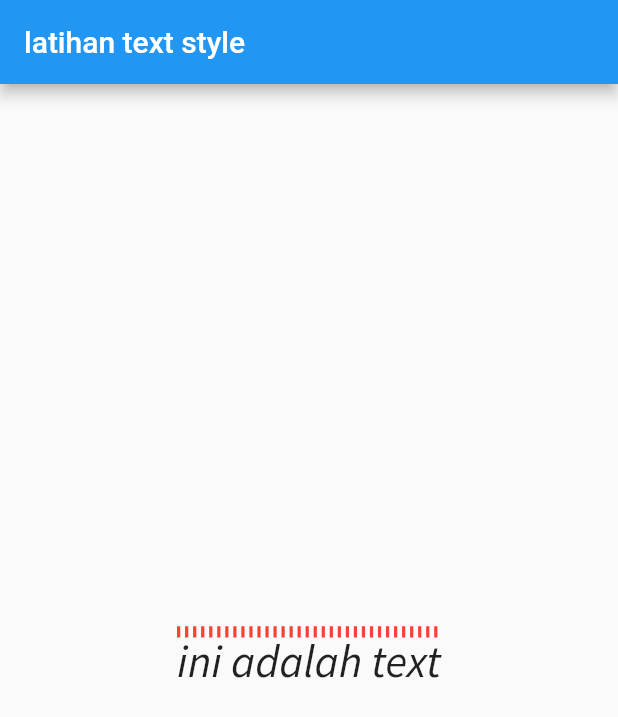
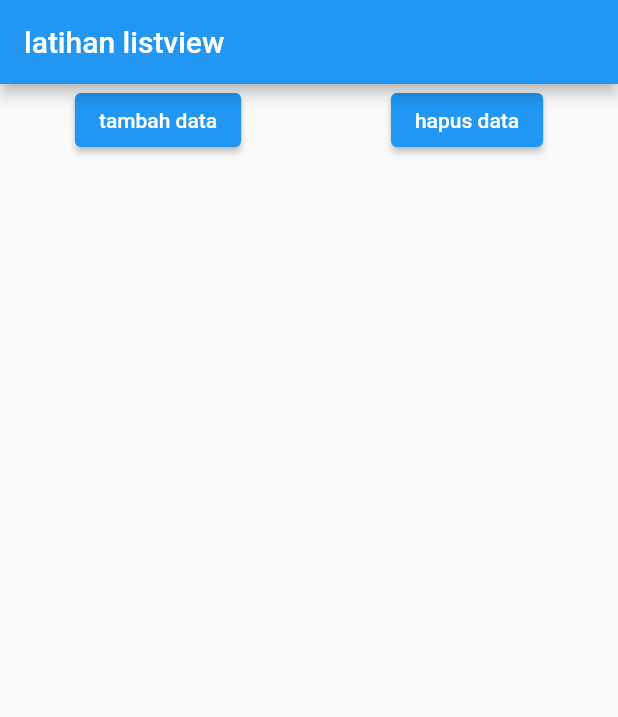
Before and after one commit to ikhsan15/my-flutter, a Flutter app: the screen it shows after launch, on a phone screen of 412 x 824 dp. Shown: the top 717 px of the screen. Run offline on Flutter 3.47's test engine with Material 2 defaults, Android fonts, the phone set to English and light mode, and no system bars.

Commit message:
listview

```diff
--- a/flutterku/lib/main.dart
+++ b/flutterku/lib/main.dart
@@ -1,33 +1,72 @@
+// ignore_for_file: prefer_const_literals_to_create_immutables
+
 import 'package:flutter/material.dart';
 
 void main() {
   runApp(const MyApp());
 }
 
-class MyApp extends StatelessWidget {
+class MyApp extends StatefulWidget {
   const MyApp({Key? key}) : super(key: key);
+
+  @override
+  _MyAppState createState() => _MyAppState();
+}
+
+class _MyAppState extends State<MyApp> {
+  // new widget
+  List<Widget> widgets = [];
+  int counter = 1;
+
+  // // new constructor
+  // _MyAppState() {
+  //   for (int i = 0; i < 20; i++) {
+  //     widgets.add(Text(
+  //       "data ke " + i.toString(),
+  //       style: const TextStyle(fontSize: 40),
+  //     ));
+  //   }
+  // }
 
   @override
   Widget build(BuildContext context) {
     return MaterialApp(
       debugShowCheckedModeBanner: false,
       home: Scaffold(
-          appBar: AppBar(
-            title: const Text("latihan text style"),
+        appBar: AppBar(
+          title: const Text("latihan listview"),
+        ),
+        body: ListView(children: [
+          Row(
+            mainAxisAlignment: MainAxisAlignment.spaceAround,
+            children: [
+              ElevatedButton(
+                  onPressed: () {
+                    setState(() {
+                      widgets.add(Text(
+                        "data ke " + counter.toString(),
+                        style: const TextStyle(fontSize: 40),
+                      ));
+                      counter++;
+                    });
+                  },
+                  child: const Text("tambah data")),
+              ElevatedButton(
+                  onPressed: () {
+                    setState(() {
+                      widgets.removeLast();
+                      counter--;
+                    });
+                  },
+                  child: const Text("hapus data")),
+            ],
           ),
-          body: const Center(
-              child: Text(
-            "ini adalah text",
-            style: TextStyle(
-              fontFamily: "SansPro",
-              fontStyle: FontStyle.italic,
-              fontSize: 30,
-              decoration: TextDecoration.overline,
-              decorationColor: Colors.red,
-              decorationThickness: 5,
-              decorationStyle: TextDecorationStyle.dotted,
-            ),
-          ))),
+          Column(
+            crossAxisAlignment: CrossAxisAlignment.start,
+            children: widgets,
+          )
+        ]),
+      ),
     );
   }
 }
```
